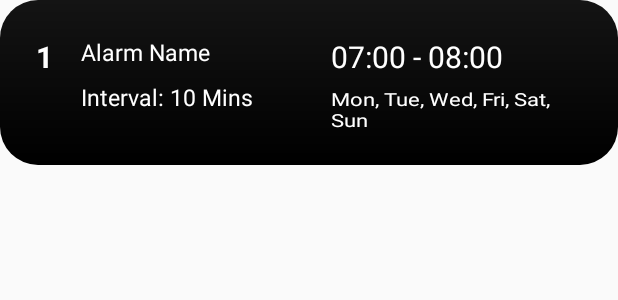
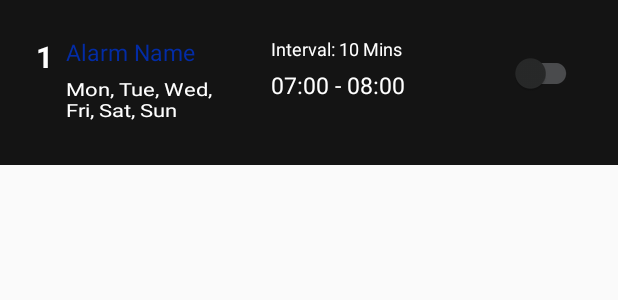
Before and after one commit to Keithoh92/MultiAlarmClock, an Android app: the layout custom_row.xml on its own in the app's theme, with its tools: preview values and no code run, on a phone screen of 412 x 824 dp. Shown: the top 300 px of the screen. Run offline under Robolectric (Android 15) with nearby library versions, the phone set to English and light mode, and no system bars.

Commit message:
Implemented alarm switch button in recycler view to allow toggling on/off of alarms and saving choices to shared preferences - refactored home screen UI

```diff
--- a/app/src/main/AndroidManifest.xml
+++ b/app/src/main/AndroidManifest.xml
@@ -1,5 +1,6 @@
 <?xml version="1.0" encoding="utf-8"?>
 <manifest xmlns:android="http://schemas.android.com/apk/res/android"
+    xmlns:tools="http://schemas.android.com/tools"
     package="com.example.multialarmclock">
 
     <application
@@ -8,7 +9,8 @@
         android:label="@string/app_name"
         android:roundIcon="@mipmap/ic_launcher_round"
         android:supportsRtl="true"
-        android:theme="@style/Theme.AppCompat.Light.NoActionBar">
+        android:theme="@style/Theme.AppCompat.Light.NoActionBar"
+        android:name="com.example.multialarmclock.App">
         <activity
             android:name=".MainActivity"
             android:exported="true"
--- a/app/src/main/java/com/example/multialarmclock/AlarmReceiver.kt
+++ b/app/src/main/java/com/example/multialarmclock/AlarmReceiver.kt
@@ -15,9 +15,9 @@ class AlarmReceiver: BroadcastReceiver(){
         const val NOTIFICATION_CHANNEL_ID = "1000"
     }
 
-    override fun onReceive(p0: Context, p1: Intent?) {
-        createNotificationChannel(p0)
-        notifyNotification(p0)
+    override fun onReceive(context: Context, intent: Intent?) {
+        createNotificationChannel(context)
+        notifyNotification(context)
     }
 
     private fun createNotificationChannel(context: Context) {
--- /dev/null
+++ b/app/src/main/res/color/switch_thumb_selector.xml
@@ -0,0 +1,6 @@
+<?xml version="1.0" encoding="utf-8"?>
+<selector xmlns:android="http://schemas.android.com/apk/res/android">
+    <item android:color="@color/light_blue"
+        android:state_checked="true" />
+    <item android:color="@color/dark_grey"/>
+</selector>
--- /dev/null
+++ b/app/src/main/res/color/switch_track_selector.xml
@@ -0,0 +1,6 @@
+<?xml version="1.0" encoding="utf-8"?>
+<selector xmlns:android="http://schemas.android.com/apk/res/android">
+    <item android:color="@color/light_grey"
+        android:state_checked="true" />
+    <item android:color="@color/light_grey"/>
+</selector>
--- a/app/src/main/res/layout/custom_row.xml
+++ b/app/src/main/res/layout/custom_row.xml
@@ -5,12 +5,12 @@
     android:layout_width="match_parent"
     android:layout_height="110dp"
     android:padding="24sp"
-    android:background="@drawable/recyclerview_background"
+    android:background="@color/dark_cv"
     tools:ignore="UseSwitchCompatOrMaterialXml">
 
     <TextView
         android:id="@+id/row_id_tv"
-        android:layout_width="20dp"
+        android:layout_width="10dp"
         android:layout_height="40dp"
         android:text="1"
         android:textColor="@color/white"
@@ -22,80 +22,82 @@
         android:id="@+id/alarm_details_layout"
         android:layout_width="match_parent"
         android:layout_height="wrap_content"
-        android:orientation="vertical"
+        android:orientation="horizontal"
         android:layout_toRightOf="@+id/row_id_tv">
 
         <LinearLayout
-            android:layout_width="match_parent"
-            android:layout_height="30dp"
-            android:orientation="horizontal"
+            android:layout_width="0dp"
+            android:layout_height="wrap_content"
+            android:layout_weight="0.8"
+            android:orientation="vertical"
             android:layout_marginStart="10dp">
 
 
         <TextView
             android:id="@+id/alarm_name"
-            android:layout_width="0dp"
-            android:layout_weight="1"
-            android:layout_height="40dp"
+            android:layout_width="150dp"
+            android:layout_height="wrap_content"
             android:text="Alarm Name"
-            android:textColor="@color/white"
+            android:textColor="@color/blue"
             android:layout_gravity="clip_vertical"
             android:textSize="15sp"
             >
         </TextView>
+
             <TextView
-                android:id="@+id/time_range"
-                android:layout_width="0dp"
-                android:layout_weight="1"
-                android:layout_height="40dp"
-                android:text="07:00 - 08:00"
-                android:textSize="20sp"
-                android:layout_gravity="clip_vertical"
+                android:id="@+id/days"
+                android:layout_width="150dp"
+                android:layout_height="wrap_content"
+                android:text="Mon, Tue, Wed, \nFri, Sat, Sun"
+                android:textScaleX="1.2"
+                android:textSize="12sp"
+                android:layout_marginTop="5dp"
                 android:textColor="@color/white">
             </TextView>
+
         </LinearLayout>
 
             <LinearLayout
-                android:layout_width="match_parent"
-                android:layout_height="60dp"
-                android:orientation="horizontal"
+                android:layout_width="0dp"
+                android:layout_weight=".8"
+                android:layout_height="match_parent"
+                android:orientation="vertical"
+                android:layout_marginEnd="0dp"
                 android:layout_marginStart="10dp">
 
                 <TextView
                     android:id="@+id/interval"
-                    android:layout_width="0dp"
-                    android:layout_weight="1.5"
+                    android:layout_width="wrap_content"
                     android:layout_height="wrap_content"
                     android:text="Interval: 10 Mins"
-                    android:textSize="15sp"
+                    android:textSize="12sp"
                     android:textColor="@color/white">
                 </TextView>
 
                 <TextView
-                    android:id="@+id/days"
-                    android:layout_width="0dp"
-                    android:layout_weight="1.5"
+                    android:id="@+id/time_range"
+                    android:layout_width="wrap_content"
                     android:layout_height="wrap_content"
-                    android:text="Mon, Tue, Wed, Fri, Sat, Sun"
-                    android:textScaleX="1.2"
-                    android:textSize="12sp"
+                    android:text="07:00 - 08:00"
+                    android:textSize="15sp"
+                    android:layout_marginTop="5dp"
+                    android:layout_gravity="clip_vertical"
                     android:textColor="@color/white">
                 </TextView>
 
 
             </LinearLayout>
+        <androidx.appcompat.widget.SwitchCompat
+            android:id="@+id/my_switch"
+            android:layout_width="0dp"
+            android:layout_weight=".5"
+            android:layout_height="50dp"
+            android:textColorHint="@color/white"
+            android:textColor="@color/white"
+            app:trackTint="@color/switch_track_selector"
+            app:thumbTint="@color/switch_thumb_selector"
+            android:layout_toEndOf="@+id/alarm_details_layout">
+        </androidx.appcompat.widget.SwitchCompat>
     </LinearLayout>
 
-    <Switch
-        android:id="@+id/my_switch"
-        android:layout_width="60dp"
-        android:layout_height="50dp"
-        android:textColorHint="@color/white"
-        android:text="switc"
-        android:textColor="@color/white"
-        android:background="@color/blue"
-        android:layout_toEndOf="@+id/alarm_details_layout">
-    </Switch>
-
-
 </RelativeLayout>
--- a/app/src/main/res/values/colors.xml
+++ b/app/src/main/res/values/colors.xml
@@ -7,6 +7,9 @@
     <color name="teal_700">#FF018786</color>
     <color name="black">#FF000000</color>
     <color name="white">#FFFFFFFF</color>
+    <color name="light_blue">#1a51ed</color>
+    <color name="light_grey">#4a4b4d</color>
+    <color name="dark_grey">#282929</color>
     <color name="blue">#032ca6</color>
     <color name="dark_cv">#141414</color>
     <color name="edit_text_blue">#032ca6</color>
```
Also changed, not shown: app/src/main/java/com/example/multialarmclock/App.kt (added, +23 -0 lines), app/src/main/java/com/example/multialarmclock/BuildNewAlarm.kt (+14 -8 lines), app/src/main/java/com/example/multialarmclock/MainActivity.kt (+24 -22 lines), app/src/main/java/com/example/multialarmclock/classes/DisplayModel.kt (+6 -13 lines), app/src/main/java/com/example/multialarmclock/classes/Prefs.kt (added, +56 -0 lines), app/src/main/java/com/example/multialarmclock/list/ListAdapter.kt (+38 -6 lines), app/src/main/res/drawable-v24/recyclerview_shape.xml (added, +11 -0 lines), app/src/main/res/drawable-v24/recyclerviewbg.xml (added, +8 -0 lines), app/src/main/res/layout/activity_main.xml (+24 -13 lines).
